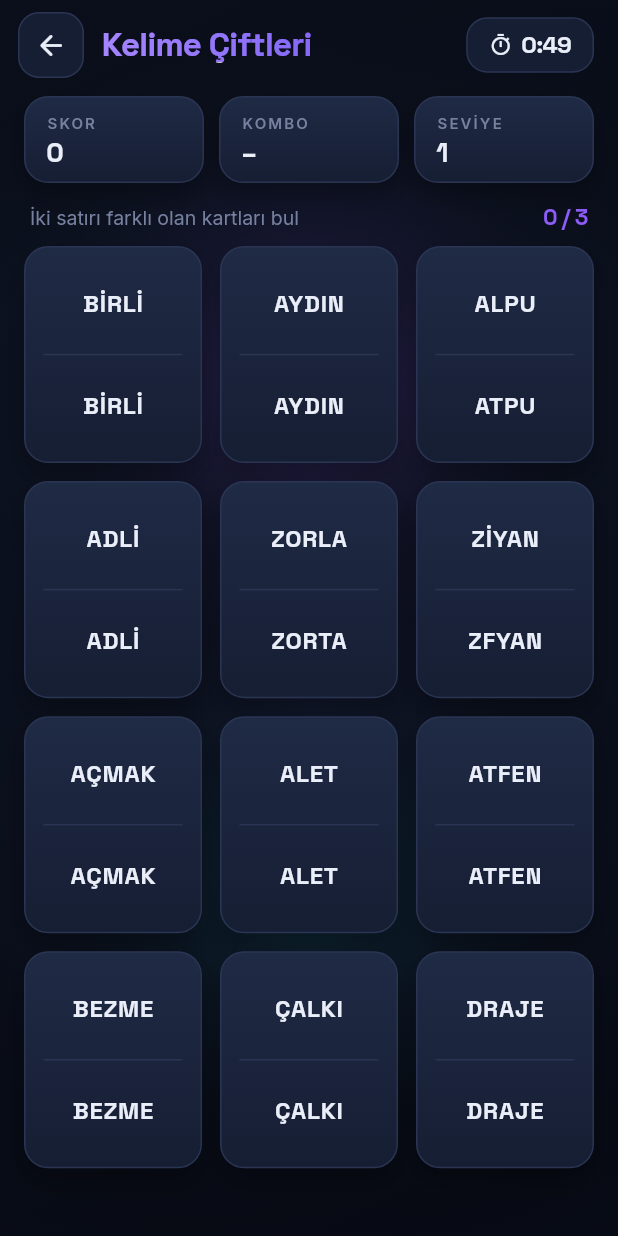
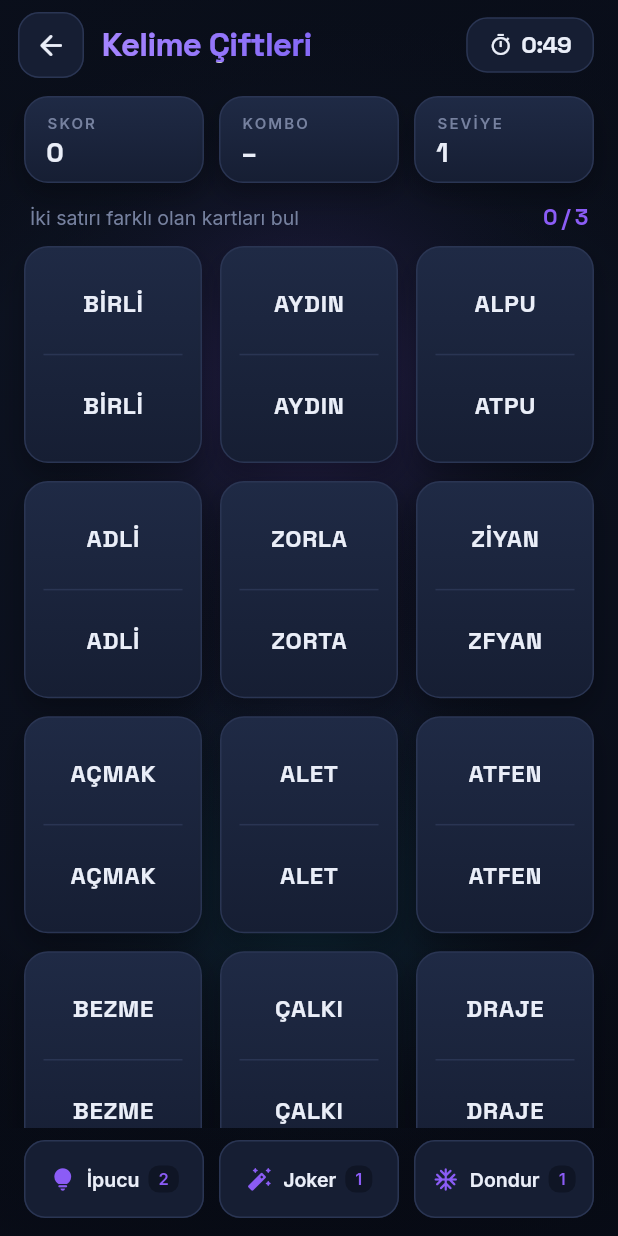
Before and after one commit to omerfarukx/Word-Game-Flutter, a Flutter app: the screen it shows after launch, after a tap on the "volume up" icon, after a tap on "Kelime Çiftleri", on a phone screen of 412 x 824 dp. Run offline on Flutter 3.47's test engine with Material 3 defaults, Android fonts, the phone set to English and light mode, and no system bars; our stand-ins replace audioplayers, google_fonts, shared_preferences.

Commit message:
feat: power-ups foundation + Kelime Çiftleri (hint/joker/freeze)
Shared PowerBar widget + per-game power-ups. Kelime Çiftleri: İpucu
highlights an unfound target, Joker auto-finds one, Dondur pauses the
timer 5s. Verified on emulator.

Co-Authored-By: Claude Opus 4.8 <noreply@anthropic.com>

```diff
--- /dev/null
+++ b/lib/core/design/widgets/power_bar.dart
@@ -0,0 +1,150 @@
+import 'package:flutter/material.dart';
+
+import '../../feedback/juice.dart';
+import '../app_colors.dart';
+import '../app_typography.dart';
+
+/// A row of power-up buttons shown during play. Each button shows its icon and
+/// a remaining-count badge, dims to disabled at zero, and fires a tap haptic.
+/// A game only passes the power-ups it supports.
+class PowerBar extends StatelessWidget {
+  const PowerBar({
+    super.key,
+    required this.accent,
+    this.onHint,
+    this.hints = 0,
+    this.onJoker,
+    this.jokers = 0,
+    this.onFreeze,
+    this.freezes = 0,
+    this.frozen = false,
+  });
+
+  final Color accent;
+  final VoidCallback? onHint;
+  final int hints;
+  final VoidCallback? onJoker;
+  final int jokers;
+  final VoidCallback? onFreeze;
+  final int freezes;
+  final bool frozen;
+
+  @override
+  Widget build(BuildContext context) {
+    return Padding(
+      padding: EdgeInsets.fromLTRB(
+          16, 8, 16, 12 + MediaQuery.of(context).padding.bottom),
+      child: Row(
+        children: [
+          if (onHint != null)
+            Expanded(
+              child: _PowerButton(
+                icon: Icons.lightbulb_rounded,
+                label: 'İpucu',
+                count: hints,
+                accent: accent,
+                onTap: onHint,
+              ),
+            ),
+          if (onHint != null && (onJoker != null || onFreeze != null))
+            const SizedBox(width: 10),
+          if (onJoker != null)
+            Expanded(
+              child: _PowerButton(
+                icon: Icons.auto_fix_high_rounded,
+                label: 'Joker',
+                count: jokers,
+                accent: accent,
+                onTap: onJoker,
+              ),
+            ),
+          if (onJoker != null && onFreeze != null) const SizedBox(width: 10),
+          if (onFreeze != null)
+            Expanded(
+              child: _PowerButton(
+                icon: Icons.ac_unit_rounded,
+                label: frozen ? 'Donduruldu' : 'Dondur',
+                count: freezes,
+                accent: frozen ? AppColors.visual : accent,
+                onTap: onFreeze,
+                active: frozen,
+              ),
+            ),
+        ],
+      ),
+    );
+  }
+}
+
+class _PowerButton extends StatelessWidget {
+  const _PowerButton({
+    required this.icon,
+    required this.label,
+    required this.count,
+    required this.accent,
+    required this.onTap,
+    this.active = false,
+  });
+
+  final IconData icon;
+  final String label;
+  final int count;
+  final Color accent;
+  final VoidCallback? onTap;
+  final bool active;
+
+  @override
+  Widget build(BuildContext context) {
+    final enabled = count > 0 && onTap != null;
+    return Opacity(
+      opacity: enabled || active ? 1 : 0.4,
+      child: Material(
+        color: active
+            ? accent.withValues(alpha: 0.18)
+            : AppColors.surface,
+        borderRadius: BorderRadius.circular(14),
+        child: InkWell(
+          borderRadius: BorderRadius.circular(14),
+          onTap: enabled
+              ? () {
+                  Juice.tap();
+                  onTap!();
+                }
+              : null,
+          child: Container(
+            height: 52,
+            decoration: BoxDecoration(
+              borderRadius: BorderRadius.circular(14),
+              border: Border.all(
+                color: active
+                    ? accent.withValues(alpha: 0.6)
+                    : AppColors.stroke,
+              ),
+            ),
+            child: Row(
+              mainAxisAlignment: MainAxisAlignment.center,
+              children: [
+                Icon(icon, size: 18, color: enabled ? accent : AppColors.textLow),
+                const SizedBox(width: 7),
+                Text(label,
+                    style: AppText.body(13,
+                        weight: FontWeight.w600,
+                        color: enabled ? AppColors.textHi : AppColors.textLow)),
+                const SizedBox(width: 6),
+                Container(
+                  padding:
+                      const EdgeInsets.symmetric(horizontal: 6, vertical: 1),
+                  decoration: BoxDecoration(
+                    color: AppColors.bgDeep.withValues(alpha: 0.5),
+                    borderRadius: BorderRadius.circular(7),
+                  ),
+                  child: Text('$count', style: AppText.label(11, color: accent)),
+                ),
+              ],
+            ),
+          ),
+        ),
+      ),
+    );
+  }
+}
--- a/lib/features/exercises/word_pairs/controllers/word_pairs_controller.dart
+++ b/lib/features/exercises/word_pairs/controllers/word_pairs_controller.dart
@@ -50,6 +50,14 @@ class WordPairsController extends ChangeNotifier {
   /// Bumps on a wrong tap so the screen can flash/shake.
   int wrongTick = 0;
 
+  // Power-ups (per game)
+  int hints = 2;
+  int jokers = 1;
+  int freezes = 1;
+  int frozenTicks = 0;
+  int? hintIndex;
+  bool get isFrozen => frozenTicks > 0;
+
   Timer? _timer;
 
   void start() {
@@ -60,9 +68,19 @@ class WordPairsController extends ChangeNotifier {
     timeLeft = gameSeconds;
     isActive = true;
     isOver = false;
+    hints = 2;
+    jokers = 1;
+    freezes = 1;
+    frozenTicks = 0;
+    hintIndex = null;
     _buildLevel();
     _timer?.cancel();
     _timer = Timer.periodic(const Duration(seconds: 1), (_) {
+      if (frozenTicks > 0) {
+        frozenTicks--;
+        notifyListeners();
+        return;
+      }
       timeLeft--;
       if (timeLeft <= 0) {
         timeLeft = 0;
@@ -73,8 +91,48 @@ class WordPairsController extends ChangeNotifier {
     notifyListeners();
   }
 
+  void freeze() {
+    if (!isActive || freezes <= 0 || frozenTicks > 0) return;
+    freezes--;
+    frozenTicks = 5;
+    notifyListeners();
+  }
+
+  void useHint() {
+    if (!isActive || hints <= 0) return;
+    final i = cards.indexWhere((c) => c.isDifferent && !c.found);
+    if (i < 0) return;
+    hints--;
+    hintIndex = i;
+    notifyListeners();
+    Timer(const Duration(milliseconds: 1500), () {
+      if (hintIndex == i) hintIndex = null;
+      notifyListeners();
+    });
+  }
+
+  void useJoker() {
+    if (!isActive || jokers <= 0) return;
+    final i = cards.indexWhere((c) => c.isDifferent && !c.found);
+    if (i < 0) return;
+    jokers--;
+    final card = cards[i];
+    card.found = true;
+    found++;
+    score += 20;
+    if (found >= targets) {
+      level++;
+      Juice.levelUp();
+      _buildLevel();
+    } else {
+      Juice.correct();
+    }
+    notifyListeners();
+  }
+
   void _buildLevel() {
     found = 0;
+    hintIndex = null;
     targets = (2 + (level + 1) ~/ 2).clamp(2, _cardCount - 2);
     final minLen = (4 + (level - 1) ~/ 2).clamp(4, 7);
     final maxLen = minLen + 1;
--- a/lib/features/exercises/word_pairs/screens/word_pairs_screen.dart
+++ b/lib/features/exercises/word_pairs/screens/word_pairs_screen.dart
@@ -7,6 +7,7 @@ import '../../../../core/design/decorations.dart';
 import '../../../../core/design/widgets/confetti.dart';
 import '../../../../core/design/widgets/game_result.dart';
 import '../../../../core/design/widgets/game_scaffold.dart';
+import '../../../../core/design/widgets/power_bar.dart';
 import '../../../../core/design/widgets/record_chase.dart';
 import '../../../../core/design/widgets/reveal.dart';
 import '../../../../core/design/widgets/shaker.dart';
@@ -94,6 +95,16 @@ class _WordPairsScreenState extends State<WordPairsScreen> {
                   trigger: _c.wrongTick,
                   child: _Grid(c: _c),
                 ),
+              ),
+              PowerBar(
+                accent: _accent,
+                onHint: _c.useHint,
+                hints: _c.hints,
+                onJoker: _c.useJoker,
+                jokers: _c.jokers,
+                onFreeze: _c.freeze,
+                freezes: _c.freezes,
+                frozen: _c.isFrozen,
               ),
             ],
           ),
@@ -189,7 +200,11 @@ class _Grid extends StatelessWidget {
           Reveal(
             key: ValueKey('${c.level}_$i'),
             delay: Duration(milliseconds: i * 25),
-            child: _Card(card: c.cards[i], onTap: () => c.tapCard(i)),
+            child: _Card(
+              card: c.cards[i],
+              hinted: c.hintIndex == i,
+              onTap: () => c.tapCard(i),
+            ),
           ),
       ],
     );
@@ -197,8 +212,9 @@ class _Grid extends StatelessWidget {
 }
 
 class _Card extends StatelessWidget {
-  const _Card({required this.card, required this.onTap});
+  const _Card({required this.card, required this.hinted, required this.onTap});
   final PairCard card;
+  final bool hinted;
   final VoidCallback onTap;
 
   @override
@@ -207,7 +223,9 @@ class _Card extends StatelessWidget {
         ? Surfaces.accentTile(AppColors.success, radius: 16)
         : card.wrong
             ? Surfaces.accentTile(AppColors.danger, radius: 16)
-            : Surfaces.tile(radius: 16);
+            : hinted
+                ? Surfaces.accentTile(_accent, radius: 16)
+                : Surfaces.tile(radius: 16);
 
     return GestureDetector(
       onTap: card.found ? null : onTap,
```
